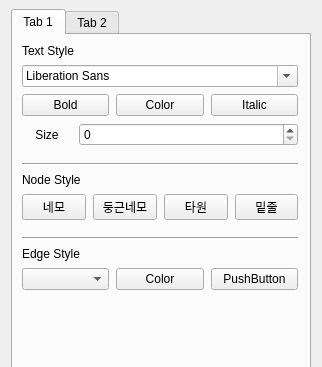
This is forms/propertytab.ui in babmukgohazo/pmind as Qt 5 draws it before an edit; both pictures show x 0 to 322 and y 0 to 367 of the 322 by 578 pixel window. The edited form follows.
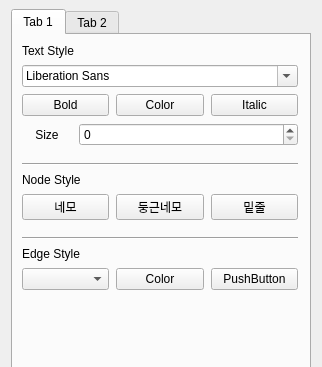
This is the edited form.

Patch:
```diff
--- a/forms/propertytab.ui
+++ b/forms/propertytab.ui
@@ -213,13 +213,6 @@
               </property>
              </widget>
             </item>
-            <item>
-             <widget class="QPushButton" name="ovalButton">
-              <property name="text">
-               <string>타원</string>
-              </property>
-             </widget>
-            </item>
             <item>
              <widget class="QPushButton" name="underlineButton">
               <property name="text">
```
